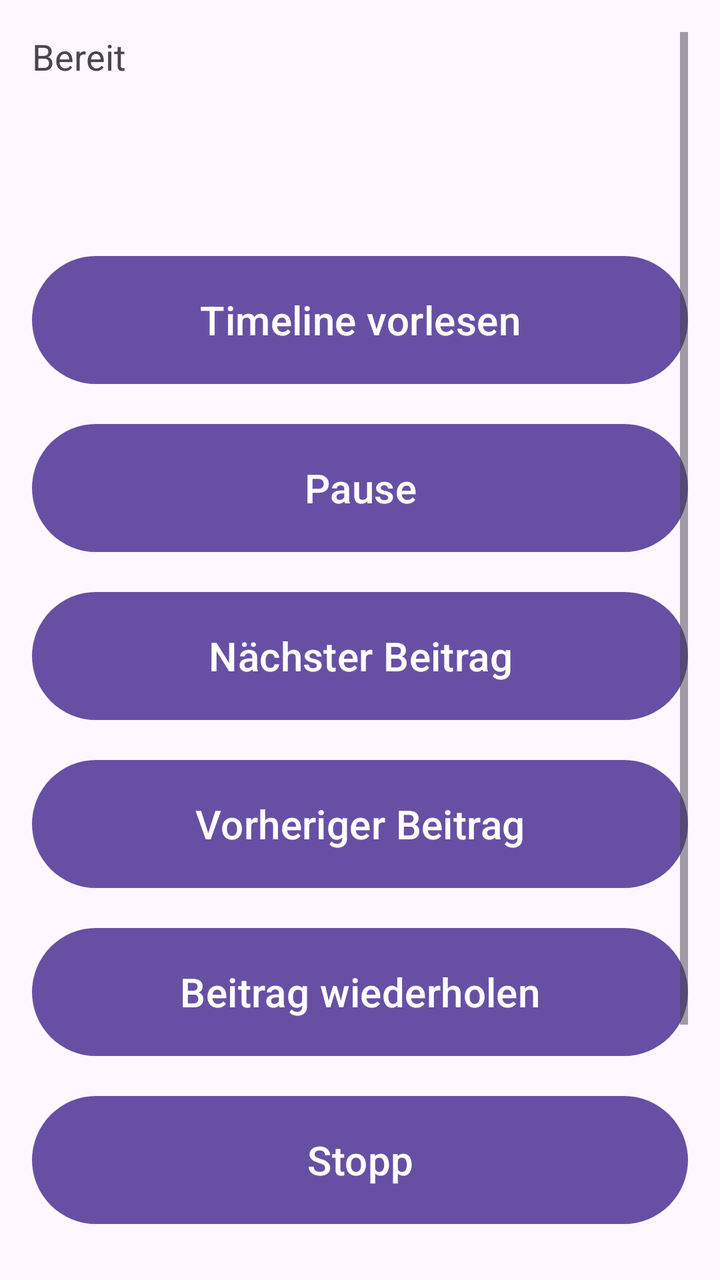
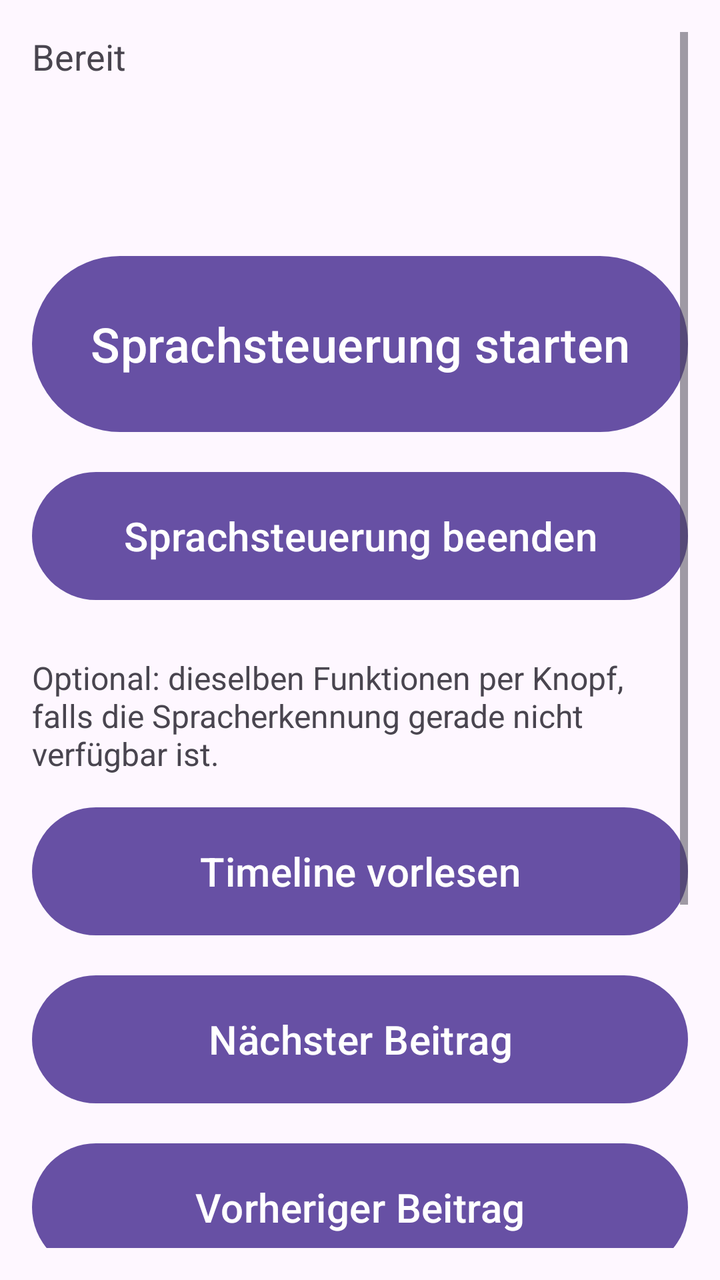

Two renders of the same Android screen: before a commit and after it. Below are the layout's source before the change and the commit's diff.
<!-- AndroidManifest.xml: application theme Theme.PeromaVoice -->
<!-- res/layout/activity_main.xml -->
<?xml version="1.0" encoding="utf-8"?>
<ScrollView xmlns:android="http://schemas.android.com/apk/res/android"
    android:layout_width="match_parent"
    android:layout_height="match_parent"
    android:fillViewport="true"
    android:padding="16dp">

    <LinearLayout
        android:layout_width="match_parent"
        android:layout_height="wrap_content"
        android:orientation="vertical">

        <TextView
            android:id="@+id/statusText"
            android:layout_width="match_parent"
            android:layout_height="wrap_content"
            android:minHeight="96dp"
            android:textSize="18sp"
            android:text="@string/idle"
            android:focusable="true" />

        <Button
            android:id="@+id/btnRead"
            style="@style/VoiceButton"
            android:text="@string/read_timeline" />

        <Button
            android:id="@+id/btnPause"
            style="@style/VoiceButton"
            android:text="@string/pause" />

        <Button
            android:id="@+id/btnNext"
            style="@style/VoiceButton"
            android:text="@string/next_post" />

        <Button
            android:id="@+id/btnPrev"
            style="@style/VoiceButton"
            android:text="@string/previous_post" />

        <Button
            android:id="@+id/btnRepeat"
            style="@style/VoiceButton"
            android:text="@string/repeat_post" />

        <Button
            android:id="@+id/btnStop"
            style="@style/VoiceButton"
            android:text="@string/stop" />

        <Button
            android:id="@+id/btnDictate"
            style="@style/VoiceButton"
            android:text="@string/dictate" />

        <Button
            android:id="@+id/btnLogout"
            style="@style/VoiceButton"
            android:text="@string/logout" />

    </LinearLayout>
</ScrollView>
<!-- resources referenced by this layout -->
<resources>
  <string name="dictate">Beitrag diktieren</string>
  <string name="idle">Bereit</string>
  <string name="logout">Abmelden</string>
  <string name="next_post">Nächster Beitrag</string>
  <string name="pause">Pause</string>
  <string name="previous_post">Vorheriger Beitrag</string>
  <string name="read_timeline">Timeline vorlesen</string>
  <string name="repeat_post">Beitrag wiederholen</string>
  <string name="stop">Stopp</string>
  <style name="VoiceButton" parent="Widget.Material3.Button">
          <item name="android:layout_width">match_parent</item>
          <item name="android:layout_height">wrap_content</item>
          <item name="android:minHeight">72dp</item>
          <item name="android:textSize">20sp</item>
          <item name="android:layout_marginTop">12dp</item>
      </style>
  <style name="Theme.PeromaVoice" parent="Theme.Material3.DayNight.NoActionBar" />
</resources>

<!-- the commit's change to res/layout/activity_main.xml (unified diff, before → after) -->
@@ -20,44 +20,60 @@
             android:focusable="true" />
 
         <Button
-            android:id="@+id/btnRead"
+            android:id="@+id/btnStartVoice"
             style="@style/VoiceButton"
-            android:text="@string/read_timeline" />
+            android:minHeight="96dp"
+            android:textSize="24sp"
+            android:text="@string/start_voice" />
 
         <Button
-            android:id="@+id/btnPause"
+            android:id="@+id/btnStopVoice"
             style="@style/VoiceButton"
-            android:text="@string/pause" />
+            android:text="@string/stop_voice" />
 
-        <Button
-            android:id="@+id/btnNext"
-            style="@style/VoiceButton"
-            android:text="@string/next_post" />
+        <TextView
+            android:layout_width="match_parent"
+            android:layout_height="wrap_content"
+            android:layout_marginTop="24dp"
+            android:textSize="16sp"
+            android:text="@string/manual_hint" />
 
-        <Button
-            android:id="@+id/btnPrev"
-            style="@style/VoiceButton"
-            android:text="@string/previous_post" />
+        <LinearLayout
+            android:id="@+id/manualControls"
+            android:layout_width="match_parent"
+            android:layout_height="wrap_content"
+            android:orientation="vertical">
 
-        <Button
-            android:id="@+id/btnRepeat"
-            style="@style/VoiceButton"
-            android:text="@string/repeat_post" />
+            <Button
+                android:id="@+id/btnRead"
+                style="@style/VoiceButton"
+                android:text="@string/read_timeline" />
 
-        <Button
-            android:id="@+id/btnStop"
-            style="@style/VoiceButton"
-            android:text="@string/stop" />
+            <Button
+                android:id="@+id/btnNext"
+                style="@style/VoiceButton"
+                android:text="@string/next_post" />
 
-        <Button
-            android:id="@+id/btnDictate"
-            style="@style/VoiceButton"
-            android:text="@string/dictate" />
+            <Button
+                android:id="@+id/btnPrev"
+                style="@style/VoiceButton"
+                android:text="@string/previous_post" />
 
-        <Button
-            android:id="@+id/btnLogout"
-            style="@style/VoiceButton"
-            android:text="@string/logout" />
+            <Button
+                android:id="@+id/btnRepeat"
+                style="@style/VoiceButton"
+                android:text="@string/repeat_post" />
 
+            <Button
+                android:id="@+id/btnDictate"
+                style="@style/VoiceButton"
+                android:text="@string/dictate" />
+
+            <Button
+                android:id="@+id/btnLogout"
+                style="@style/VoiceButton"
+                android:text="@string/logout" />
+
+        </LinearLayout>
     </LinearLayout>
 </ScrollView>
<!-- resource entries referenced after the edit -->
@@ -3,12 +3,13 @@
   <string name="dictate">Beitrag diktieren</string>
   <string name="idle">Bereit</string>
   <string name="logout">Abmelden</string>
+  <string name="manual_hint">Optional: dieselben Funktionen per Knopf, falls die Spracherkennung gerade nicht verfügbar ist.</string>
   <string name="next_post">Nächster Beitrag</string>
-  <string name="pause">Pause</string>
   <string name="previous_post">Vorheriger Beitrag</string>
   <string name="read_timeline">Timeline vorlesen</string>
   <string name="repeat_post">Beitrag wiederholen</string>
-  <string name="stop">Stopp</string>
+  <string name="start_voice">Sprachsteuerung starten</string>
+  <string name="stop_voice">Sprachsteuerung beenden</string>
   <style name="VoiceButton" parent="Widget.Material3.Button">
           <item name="android:layout_width">match_parent</item>
           <item name="android:layout_height">wrap_content</item>
